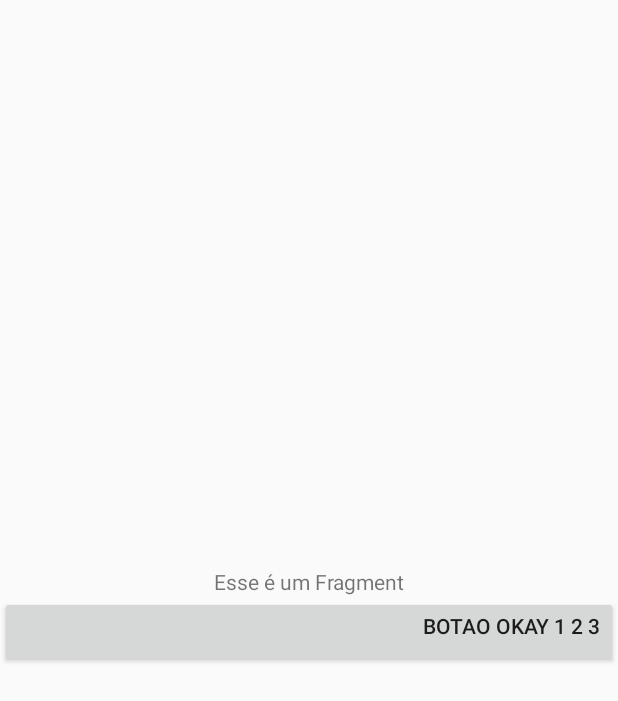
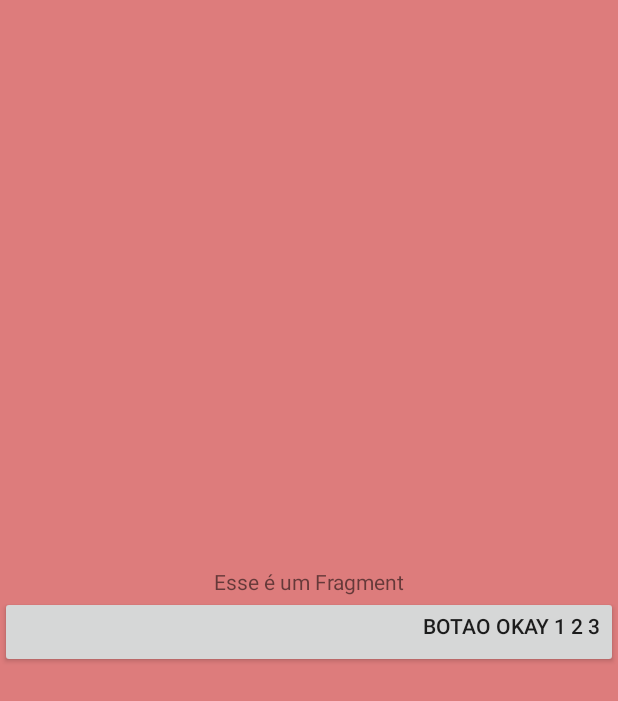
Before and after one commit to prof-valmor/otes06-2020.01, an Android app: the layout fragment_text.xml on its own in the app's theme, with its tools: preview values and no code run, on a phone screen of 412 x 824 dp. Shown: the top 701 px of the screen. Run offline under Robolectric (Android 15) with nearby library versions, the phone set to English and light mode, and no system bars.

```diff
--- a/FragmentsApp/app/src/main/res/layout/fragment_text.xml
+++ b/FragmentsApp/app/src/main/res/layout/fragment_text.xml
@@ -1,18 +1,21 @@
 <LinearLayout xmlns:android="http://schemas.android.com/apk/res/android"
     android:layout_width="match_parent"
     android:layout_height="match_parent"
-    android:orientation="vertical"
-    android:gravity="center">
+    android:background="#DD7C7C"
+    android:gravity="center"
+    android:orientation="vertical">
+
     <TextView
         android:id="@+id/tv"
         android:layout_width="match_parent"
         android:layout_height="wrap_content"
-        android:text="Esse é um Fragment"
-        android:gravity="center"/>
+        android:gravity="center"
+        android:text="Esse é um Fragment" />
+
     <Button
+        android:id="@+id/btOkay"
         android:layout_width="match_parent"
         android:layout_height="wrap_content"
-        android:id="@+id/btOkay"
-        android:text="botao Okay 1 2 3"
-        android:gravity="right"/>
+        android:gravity="right"
+        android:text="botao Okay 1 2 3" />
 </LinearLayout>
```
Also changed, not shown: FragmentsApp/app/src/main/java/br/udesc/fragmentsapp/Fragment2.java (added, +64 -0 lines), FragmentsApp/app/src/main/java/br/udesc/fragmentsapp/Fragment3.java (added, +64 -0 lines), FragmentsApp/app/src/main/java/br/udesc/fragmentsapp/MainActivity.java (+28 -8 lines), FragmentsApp/app/src/main/res/layout/activity_main.xml (+10 -10 lines), FragmentsApp/app/src/main/res/layout/fragment_2.xml (added, +14 -0 lines), FragmentsApp/app/src/main/res/layout/fragment_3.xml (added, +24 -0 lines).
